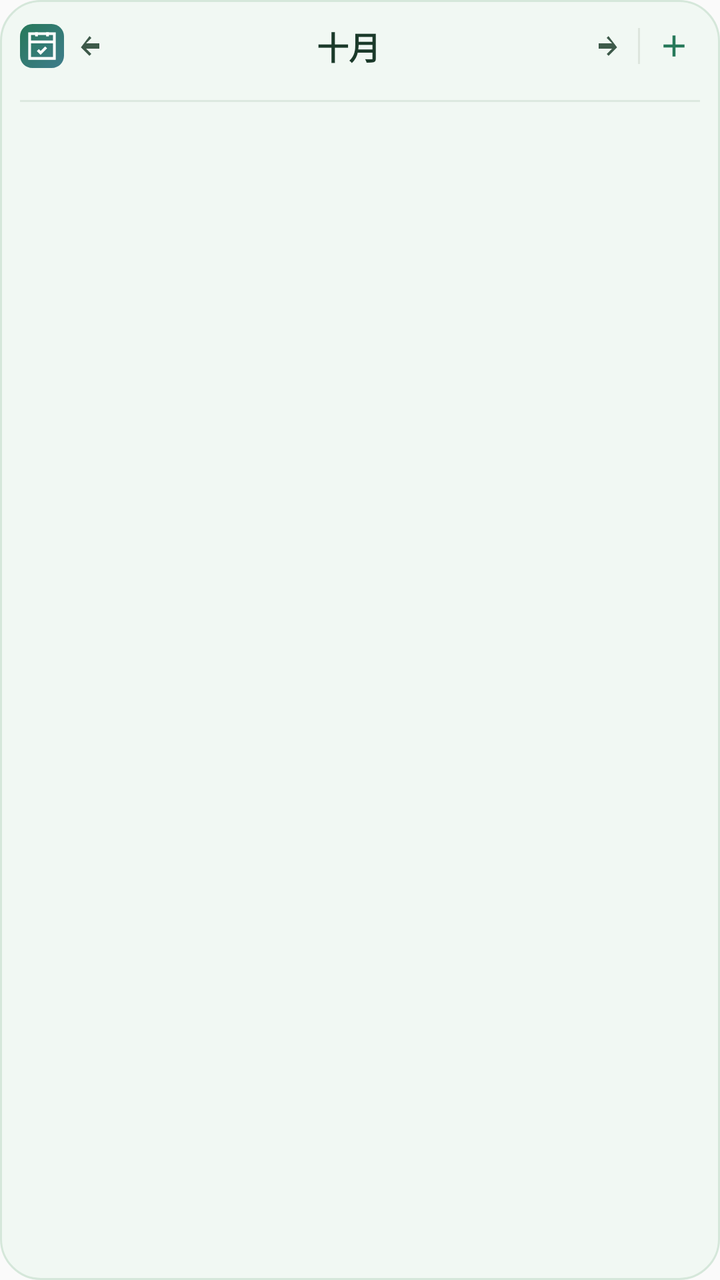
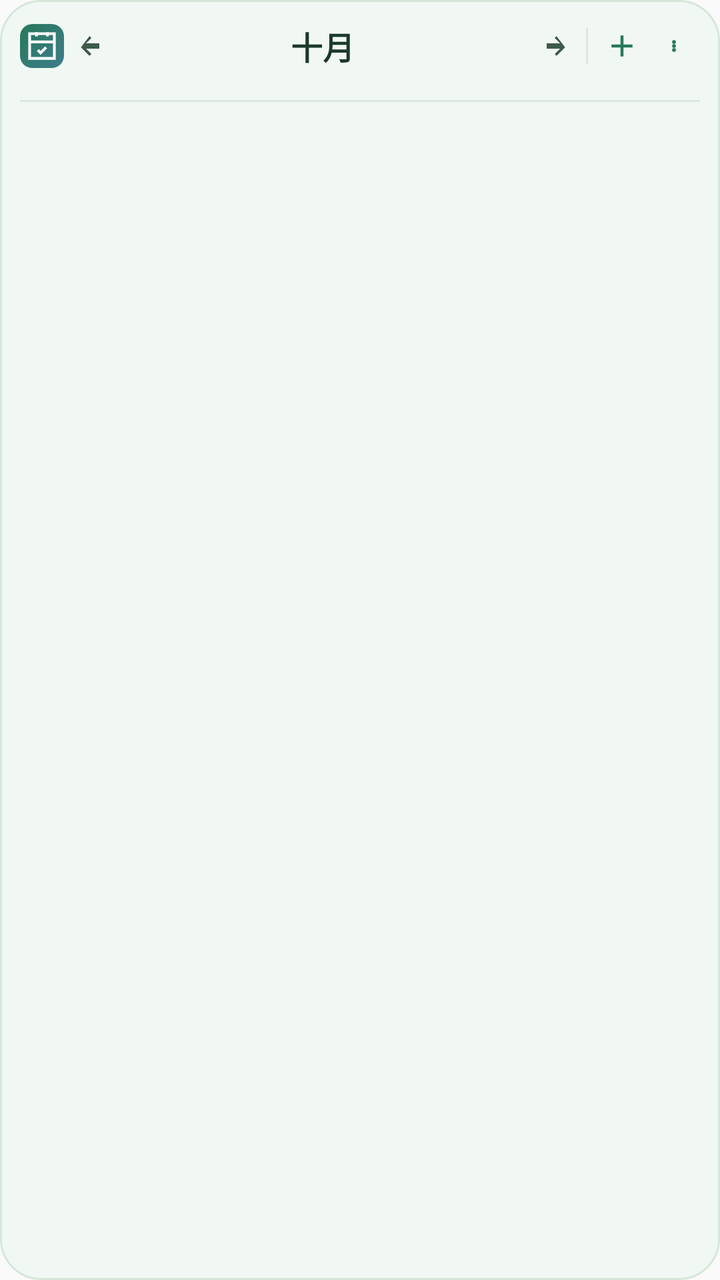

Before-and-after screenshots of an Android layout around one commit, followed by the original layout XML and the change that was made.
<!-- AndroidManifest.xml: application theme AppTheme -->
<!-- res/layout/widget_schedule.xml -->
<?xml version="1.0" encoding="utf-8"?>
<LinearLayout xmlns:android="http://schemas.android.com/apk/res/android"
    android:id="@+id/widget_root"
    android:layout_width="match_parent"
    android:layout_height="match_parent"
    android:background="@drawable/widget_bg"
    android:orientation="vertical"
    android:padding="10dp">

    
    <LinearLayout
        android:layout_width="match_parent"
        android:layout_height="wrap_content"
        android:gravity="center_vertical"
        android:orientation="horizontal">

        
        <ImageView
            android:id="@+id/iv_logo"
            android:layout_width="22dp"
            android:layout_height="22dp"
            android:layout_marginRight="2dp"
            android:contentDescription="日程清单"
            android:src="@drawable/ic_widget_logo" />

        <ImageView
            android:id="@+id/btn_prev_month"
            android:layout_width="26dp"
            android:layout_height="26dp"
            android:padding="5dp"
            android:src="@drawable/ic_chevron_left"
            android:contentDescription="上一个月" />

        <TextView
            android:id="@+id/tv_month"
            android:layout_width="0dp"
            android:layout_height="wrap_content"
            android:layout_weight="1"
            android:gravity="center"
            android:text="十月"
            android:textColor="#1B3A2A"
            android:textSize="16sp"
            android:textStyle="bold" />

        <ImageView
            android:id="@+id/btn_next_month"
            android:layout_width="26dp"
            android:layout_height="26dp"
            android:padding="5dp"
            android:src="@drawable/ic_chevron_right"
            android:contentDescription="下一个月" />

        <TextView
            android:layout_width="1dp"
            android:layout_height="18dp"
            android:layout_marginLeft="4dp"
            android:layout_marginRight="4dp"
            android:background="#DDE5DD"
            android:text="" />

        <ImageView
            android:id="@+id/btn_add"
            android:layout_width="26dp"
            android:layout_height="26dp"
            android:padding="4dp"
            android:src="@drawable/ic_plus"
            android:contentDescription="新建任务" />
    </LinearLayout>

    
    <LinearLayout
        android:id="@+id/date_strip"
        android:layout_width="match_parent"
        android:layout_height="wrap_content"
        android:layout_marginTop="6dp"
        android:orientation="horizontal" />

    
    <LinearLayout
        android:id="@+id/habit_strip"
        android:layout_width="match_parent"
        android:layout_height="wrap_content"
        android:layout_marginTop="6dp"
        android:background="#E7F3EA"
        android:orientation="horizontal"
        android:padding="6dp"
        android:visibility="gone" />

    <TextView
        android:layout_width="match_parent"
        android:layout_height="1dp"
        android:layout_marginTop="8dp"
        android:layout_marginBottom="2dp"
        android:background="#DCE9DF"
        android:text="" />

    
    <LinearLayout
        android:id="@+id/hour_rows"
        android:layout_width="match_parent"
        android:layout_height="0dp"
        android:layout_weight="1"
        android:orientation="vertical" />

    
    <TextView
        android:id="@+id/tv_footer"
        android:layout_width="match_parent"
        android:layout_height="wrap_content"
        android:layout_marginTop="4dp"
        android:gravity="center"
        android:text=""
        android:textColor="#6B8574"
        android:textSize="10sp"
        android:visibility="gone" />
</LinearLayout>
<!-- resources referenced by this layout -->
<resources>
  <!-- drawable ic_chevron_left (drawable) -->
  <?xml version="1.0" encoding="utf-8"?>
  <vector xmlns:android="http://schemas.android.com/apk/res/android"
      android:width="24dp"
      android:height="24dp"
      android:viewportWidth="24"
      android:viewportHeight="24">
      <path
          android:fillColor="#3E5A4A"
          android:pathData="M8.6,4.6 L10,6 L6,10 L16,10 L16,14 L6,14 L10,18 L8.6,19.4 L2.2,13 Z" />
  </vector>
  <!-- drawable ic_chevron_right (drawable) -->
  <?xml version="1.0" encoding="utf-8"?>
  <vector xmlns:android="http://schemas.android.com/apk/res/android"
      android:width="24dp"
      android:height="24dp"
      android:viewportWidth="24"
      android:viewportHeight="24">
      <path
          android:fillColor="#3E5A4A"
          android:pathData="M15.4,4.6 L14,6 L18,10 L8,10 L8,14 L18,14 L14,18 L15.4,19.4 L21.8,13 Z" />
  </vector>
  <!-- drawable ic_plus (drawable) -->
  <?xml version="1.0" encoding="utf-8"?>
  <vector xmlns:android="http://schemas.android.com/apk/res/android"
      android:width="24dp"
      android:height="24dp"
      android:viewportWidth="24"
      android:viewportHeight="24">
      <path
          android:fillColor="#27795A"
          android:pathData="M11,5 L11,11 L5,11 L5,13 L11,13 L11,19 L13,19 L13,13 L19,13 L19,11 L13,11 L13,5 Z" />
  </vector>
  <!-- drawable widget_bg (drawable) -->
  <?xml version="1.0" encoding="utf-8"?>
  <shape xmlns:android="http://schemas.android.com/apk/res/android"
      android:shape="rectangle">
      <solid android:color="#F1F8F3" />
      <corners android:radius="20dp" />
      <stroke android:width="1dp" android:color="#D5E7DA" />
  </shape>
  <style name="AppTheme" parent="Theme.AppCompat.Light.DarkActionBar">
          
          <item name="colorPrimary">@color/colorPrimary</item>
          <item name="colorPrimaryDark">@color/colorPrimaryDark</item>
          <item name="colorAccent">@color/colorAccent</item>
      </style>
  <!-- unchanged entries left out for length: 1 -->
</resources>

<!-- the commit's change to res/layout/widget_schedule.xml (unified diff, before → after) -->
@@ -47,8 +47,8 @@
             android:layout_width="26dp"
             android:layout_height="26dp"
             android:padding="5dp"
-            android:src="@drawable/ic_chevron_right"
-            android:contentDescription="下一个月" />
+            android:contentDescription="下一周"
+            android:src="@drawable/ic_chevron_right" />
 
         <TextView
             android:layout_width="1dp"
@@ -63,8 +63,16 @@
             android:layout_width="26dp"
             android:layout_height="26dp"
             android:padding="4dp"
-            android:src="@drawable/ic_plus"
-            android:contentDescription="新建任务" />
+            android:contentDescription="新建任务"
+            android:src="@drawable/ic_plus" />
+
+        <ImageView
+            android:id="@+id/btn_settings"
+            android:layout_width="26dp"
+            android:layout_height="26dp"
+            android:padding="7dp"
+            android:contentDescription="小组件设置"
+            android:src="@drawable/ic_more" />
     </LinearLayout>
 
     
@@ -77,12 +85,12 @@
 
     
     <LinearLayout
-        android:id="@+id/habit_strip"
+        android:id="@+id/habit_rows"
         android:layout_width="match_parent"
         android:layout_height="wrap_content"
         android:layout_marginTop="6dp"
         android:background="#E7F3EA"
-        android:orientation="horizontal"
+        android:orientation="vertical"
         android:padding="6dp"
         android:visibility="gone" />
 
<!-- resource entries referenced after the edit -->
@@ -21,6 +21,23 @@
       <path
           android:fillColor="#3E5A4A"
           android:pathData="M15.4,4.6 L14,6 L18,10 L8,10 L8,14 L18,14 L14,18 L15.4,19.4 L21.8,13 Z" />
+  </vector>
+  <!-- drawable ic_more (drawable) -->
+  <?xml version="1.0" encoding="utf-8"?>
+  <vector xmlns:android="http://schemas.android.com/apk/res/android"
+      android:width="24dp"
+      android:height="24dp"
+      android:viewportHeight="24"
+      android:viewportWidth="24">
+      <path
+          android:fillColor="#27795A"
+          android:pathData="M12,8m-1.9,0a1.9,1.9 0 1,0 3.8,0a1.9,1.9 0 1,0 -3.8,0" />
+      <path
+          android:fillColor="#27795A"
+          android:pathData="M12,12m-1.9,0a1.9,1.9 0 1,0 3.8,0a1.9,1.9 0 1,0 -3.8,0" />
+      <path
+          android:fillColor="#27795A"
+          android:pathData="M12,16m-1.9,0a1.9,1.9 0 1,0 3.8,0a1.9,1.9 0 1,0 -3.8,0" />
   </vector>
   <!-- drawable ic_plus (drawable) -->
   <?xml version="1.0" encoding="utf-8"?>
